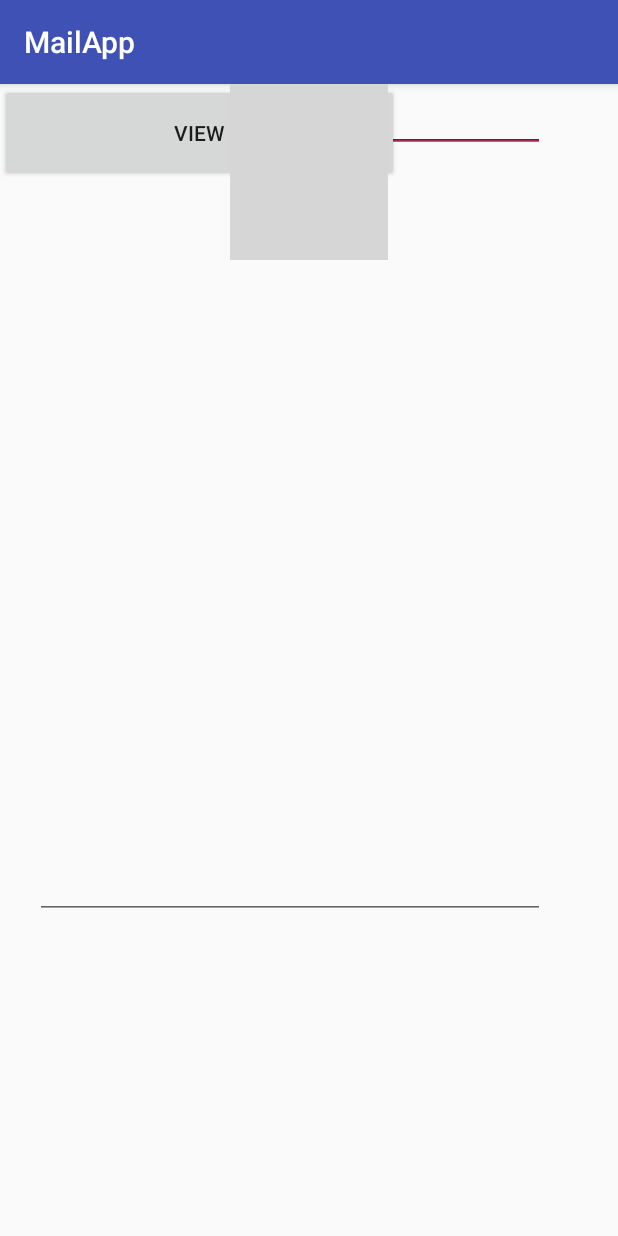
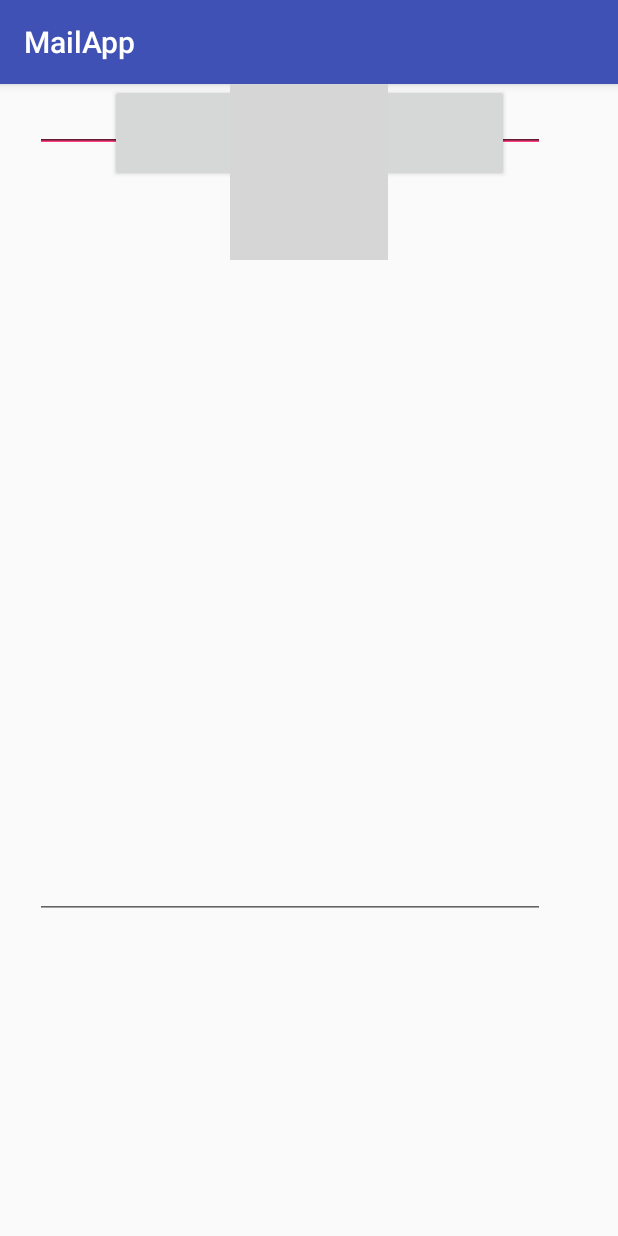
Before and after one commit to kurnakov92/MailApp, an Android app: the screen it shows after launch (MainActivity), on a phone screen of 412 x 824 dp. Run offline under Robolectric (Android 15) with nearby library versions, the phone set to English and light mode, and no system bars; grey boxes are pictures that could not be loaded.

```diff
--- a/app/src/main/res/layout/activity_main.xml
+++ b/app/src/main/res/layout/activity_main.xml
@@ -4,6 +4,7 @@
     xmlns:tools="http://schemas.android.com/tools"
     android:layout_width="match_parent"
     android:layout_height="match_parent"
+    android:orientation="vertical"
     tools:context="com.testtask.oleg.mailapp.MainActivity">
 
 
@@ -57,8 +58,9 @@
         android:layout_width="266dp"
         android:layout_height="65dp"
         android:text="@string/btn_view"
-        tools:layout_editor_absoluteX="59dp"
-        tools:layout_editor_absoluteY="404dp" />
+        tools:layout_editor_absoluteY="404dp"
+        app:layout_constraintLeft_toLeftOf="parent"
+        app:layout_constraintRight_toRightOf="parent" />
 
 
 </android.support.constraint.ConstraintLayout>
```
Also changed, not shown: app/src/main/AndroidManifest.xml (+12 -4 lines), app/src/main/java/com/testtask/oleg/mailapp/SendDataActivity.java (added, +13 -0 lines), app/src/main/res/layout/activity_send_data.xml (added, +9 -0 lines).
